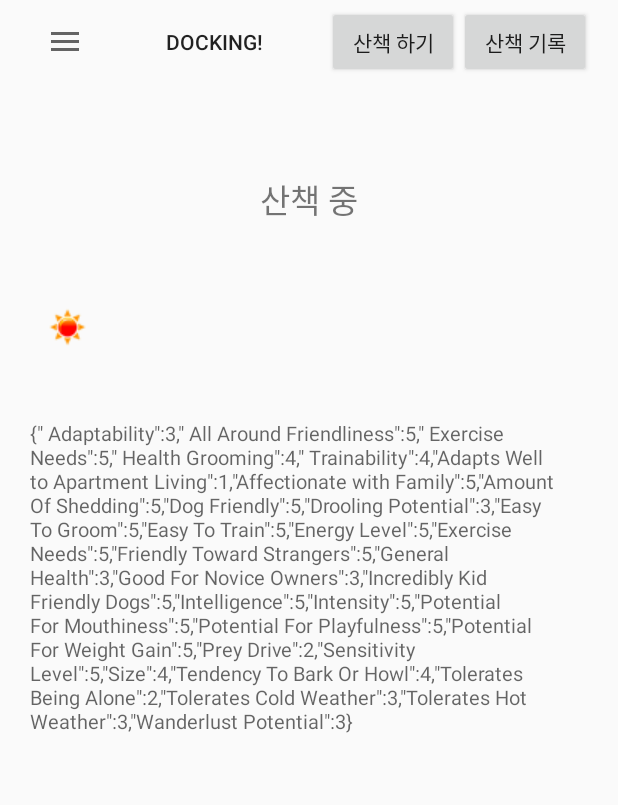
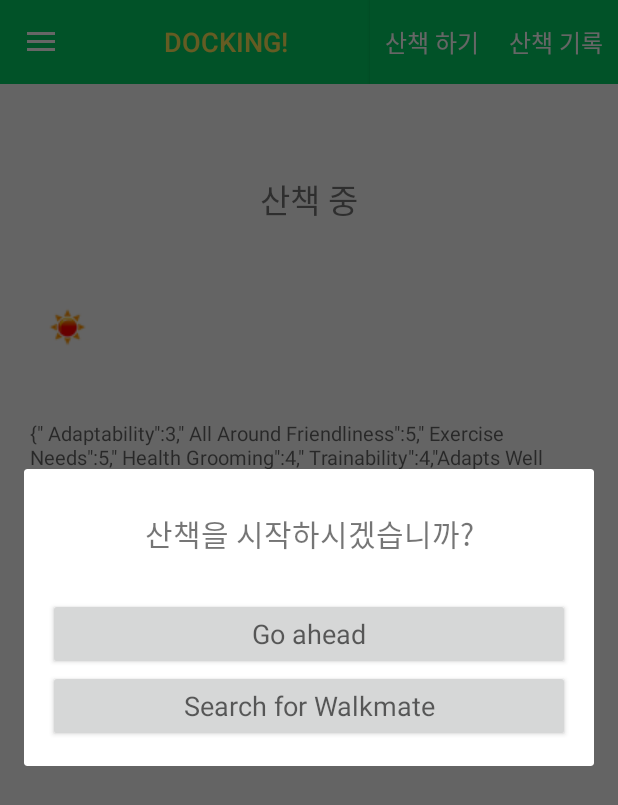
Before and after one commit to skkuse/2019spring_42class_team4, an Android app: the fragment nowWalking placed in its activity, on a phone screen of 412 x 824 dp. Shown: the top 805 px of the screen. Run offline under Robolectric (Android 15) with nearby library versions, the phone set to English and light mode, and no system bars; our stand-ins replace Firebase (no records; nobody signed in at launch, a user with empty details on screens opened directly); 14 statements that could not run were skipped.

Commit message:
0603 enableGPS matchingSystemUI

```diff
--- /dev/null
+++ b/docking/app/src/main/java/com/example/docking_milkyway/GPSHelper.java
@@ -0,0 +1,140 @@
+package com.example.docking_milkyway;
+
+import android.Manifest;
+import android.app.Service;
+import android.content.Context;
+import android.content.Intent;
+import android.content.pm.PackageManager;
+import android.location.Location;
+import android.location.LocationListener;
+import android.location.LocationManager;
+import android.os.Bundle;
+import android.os.IBinder;
+import android.support.v4.app.ActivityCompat;
+import android.support.v4.content.ContextCompat;
+import android.util.Log;
+import android.widget.Toast;
+
+public class GPSHelper extends Service implements LocationListener {
+    private final Context Gcontext;
+    Location loca = new Location("dummyProvide");
+    protected LocationManager locaManager;
+
+    boolean isGpsEnabled = false;
+    boolean isNetEnabled = false;
+    int hasFineLocationPermission;
+    int hasCoarseLocationPermission;
+    public static final long MIN_DISTANCE_CHANGE_FOR_UPDATES = 1000;
+    public static final long MIN_TIME_UPDATES = 1000 * 60 * 1;
+
+    public double lat;    // 위도
+    public double lon;    // 경도
+
+   public GPSHelper(Context context, LocationManager locationManager){
+        this.Gcontext = context;
+        this.locaManager = locationManager;
+
+        getlocation();
+    }
+
+    public Location getlocation() {
+
+        try {
+            isGpsEnabled = locaManager.isProviderEnabled(LocationManager.GPS_PROVIDER);
+            if (isGpsEnabled) {
+                Log.d("상아", "getlocation : GPS 사용가능" + isGpsEnabled);    }
+            else{
+                Log.d("상아", "getlocation : GPS 사용불가" + isGpsEnabled);
+            }
+
+            isNetEnabled = locaManager.isProviderEnabled(LocationManager.NETWORK_PROVIDER);
+            if (isNetEnabled) {
+                Log.d("상아", "getlocation : NET 사용가능" + isNetEnabled);    }
+            else{
+                Log.d("상아", "getlocation : NET 사용불가" + isNetEnabled);
+            }
+
+            // check network & gps
+            if (!isGpsEnabled && !isNetEnabled) {
+                // 네트워크 gps 모두 안되는 경우
+                Log.d("상아","getlocation :현재 위치 정보를 받아올 수 없습니다.");
+                Toast.makeText(Gcontext.getApplicationContext(), "현재 위치 정보를 받아올 수 없습니다.", Toast.LENGTH_LONG).show();
+                return null;
+            }
+
+
+
+        } catch (Exception e) {
+            e.printStackTrace();
+            Log.d("상아", "getlocation : 퍼미션 실패");
+            return null;
+        }
+
+        try {
+            // if Net Enabled - get location using Net
+            if (isNetEnabled) {
+                locaManager.requestLocationUpdates(locaManager.NETWORK_PROVIDER, MIN_TIME_UPDATES, MIN_DISTANCE_CHANGE_FOR_UPDATES, this);
+                if (locaManager != null) {
+                    loca = locaManager.getLastKnownLocation(LocationManager.NETWORK_PROVIDER);
+                    Log.d("상아", "getlocation :네트워크로 위치정보 가져오기 성공");
+                    if (loca != null) {
+                        lat = loca.getLatitude();
+                        lon = loca.getLongitude();
+                        Log.d("상아", "getlocation :lat : "+lat+" / lon : "+lon);
+                    }
+                }
+            }
+
+            // else if gps Enabled = get location using Gps
+            else if (isGpsEnabled) {
+                locaManager.requestLocationUpdates(LocationManager.GPS_PROVIDER, MIN_TIME_UPDATES, MIN_DISTANCE_CHANGE_FOR_UPDATES, this);
+                if (locaManager != null) {
+                    loca = locaManager.getLastKnownLocation(LocationManager.GPS_PROVIDER);
+                    Log.d("상아", "getlocation :GPS로 위치정보 가져오기 성공");
+                    if (loca != null) {
+                        lat = loca.getLatitude();
+                        lon = loca.getLongitude();
+                        Log.d("상아", "getlocation :lat : "+lat+" / lon : "+lon);
+                    }
+                }
+            }
+
+        } catch (SecurityException se ){
+            Log.d("상아", "getlocation : secu Exception");
+
+        } catch (Exception e) {
+            e.printStackTrace();
+            Log.d("상아", "getlocation : Location setting 실패");
+            Log.d("상아"," : "+e.toString());
+            return null;
+        }
+        return loca;
+    }
+
+    public double getLatitude() {
+        if(loca != null)    {   lat = loca.getLatitude();   }
+        return lat;
+    }
+
+    public double getLongitude() {
+       if(loca != null)     {   lon = loca.getLongitude();  }
+       return lon;
+   }
+
+    @Override
+    public IBinder onBind(Intent intent) {  return null;    }
+
+    @Override
+    public void onLocationChanged(Location location) {}
+
+    @Override
+    public void onStatusChanged(String provider, int status, Bundle extras) {}
+
+    @Override
+    public void onProviderEnabled(String provider) {}
+
+    @Override
+    public void onProviderDisabled(String provider) {}
+
+
+}
--- a/docking/app/src/main/java/com/example/docking_milkyway/nowWalking.java
+++ b/docking/app/src/main/java/com/example/docking_milkyway/nowWalking.java
@@ -1,21 +1,49 @@
 package com.example.docking_milkyway;
 
+import android.Manifest;
 import android.annotation.SuppressLint;
+import android.app.AlertDialog;
 import android.app.Fragment;
+import android.content.BroadcastReceiver;
+import android.content.ComponentName;
+import android.content.ContentResolver;
 import android.content.Context;
+import android.content.DialogInterface;
+import android.content.Intent;
+import android.content.IntentFilter;
+import android.content.IntentSender;
+import android.content.ServiceConnection;
+import android.content.SharedPreferences;
+import android.content.pm.ApplicationInfo;
+import android.content.pm.PackageManager;
+import android.content.res.AssetManager;
+import android.content.res.Configuration;
+import android.content.res.Resources;
+import android.database.DatabaseErrorHandler;
+import android.database.sqlite.SQLiteDatabase;
+import android.graphics.Bitmap;
 import android.graphics.drawable.Drawable;
 import android.location.Location;
 import android.location.LocationListener;
 import android.location.LocationManager;
 import android.net.ConnectivityManager;
+import android.net.Uri;
 import android.os.AsyncTask;
+import android.os.Build;
 import android.os.Bundle;
+import android.os.Handler;
+import android.os.Looper;
+import android.os.UserHandle;
 import android.support.annotation.Nullable;
+import android.support.annotation.RequiresApi;
+import android.support.v4.app.ActivityCompat;
 import android.support.v4.content.ContextCompat;
 import android.util.Log;
+import android.view.Display;
 import android.view.LayoutInflater;
 import android.view.View;
 import android.view.ViewGroup;
+import android.widget.Button;
 import android.widget.ProgressBar;
 import android.widget.TextView;
 import android.widget.Toast;
@@ -24,6 +52,10 @@ import org.json.JSONArray;
 import org.json.JSONException;
 import org.json.JSONObject;
 
+import java.io.File;
+import java.io.FileInputStream;
+import java.io.FileNotFoundException;
+import java.io.FileOutputStream;
 import java.io.IOException;
 import java.io.InputStream;
 import java.io.UnsupportedEncodingException;
@@ -33,6 +65,13 @@ import java.util.Date;
 import java.util.Locale;
 
 public class nowWalking extends Fragment {
+    // nowWalk : 산책중이 아닐 경우 false, 산책중인 경우 true
+    boolean isNowWalking = false;
+
+    // static var : save itself
+    public static nowWalking nowW;
+
+
     View view;
     Context context;
 
@@ -44,34 +83,50 @@ public class nowWalking extends Fragment {
     double lon = 126.98;
     String openWeatherMapApiKey = "0ee1e074bf0ef21fc295ffb1a78461d2";
 
-    // variables : about GPS connection
-    LocationManager locationManager;
-    Location location;
-    boolean isGpsEnabled = false;
-    boolean isGetLocation = false;
-    public static final long MIN_DISTANCE_CHANGE_FOR_UPDATES = 1000;
-    public static final long MIN_TIME_UPDATES = 1000 * 60 * 1;
+    LocationManager locaManager;
+    final int REQUEST_PERMISSION_ACCESS_FINE_LOCATION = 225;
+
 
     // variable : 견종
     // 테스트값입니다 이후에 userDB에서 가져오는 형식으로 수정하겠습니다 0531상아
     String dogSpecies = "Labrador Retriever";
 
+    @RequiresApi(api = Build.VERSION_CODES.O)
+    @SuppressLint("MissingPermission")
     @Override
     public void onCreate(Bundle savedInstanceState) {
         super.onCreate(savedInstanceState);
 
-        // load location
-        location = getLocation();
-        if (location != null) {
-            lat = location.getLatitude();
-            lon = location.getLongitude();
-            Log.d("상아", "lat : "+String.valueOf(lat)+" / lon : "+String.valueOf(lon));
+        // static var : save itself
+        nowW = nowWalking.this;
+
+        if (!isNowWalking){
+            // 매칭할지 여부를 묻는 과정을 거침
+            askforMatch();
         }
 
+        // init locationManager and check permission
+        locaManager = (LocationManager) getActivity().getSystemService(Context.LOCATION_SERVICE);
 
+        if (getActivity().checkSelfPermission( Manifest.permission.ACCESS_FINE_LOCATION ) != PackageManager.PERMISSION_GRANTED) {
+            requestPermissions(new String[]{Manifest.permission.ACCESS_FINE_LOCATION }, REQUEST_PERMISSION_ACCESS_FINE_LOCATION);
+        } else {
+            Log.d("상아", "nowWalk : fine location permission : granted" );
+        }
 
+        if (getActivity().checkSelfPermission( Manifest.permission.ACCESS_COARSE_LOCATION ) != PackageManager.PERMISSION_GRANTED) {
+            requestPermissions(new String[]{Manifest.permission.ACCESS_COARSE_LOCATION }, REQUEST_PERMISSION_ACCESS_FINE_LOCATION);
+        } else {
+            Log.d("상아", "nowWalk : coarse location permission : granted" );
+        }
 
+        // load location
+        GPSHelper gpsHelper = new GPSHelper(context, locaManager);
+        lat = gpsHelper.getLatitude();
+        lon = gpsHelper.getLongitude();
+        Log.d("상아", "nowWalk : lat : "+lat+" / lon : "+lon);
     }
+
     @Nullable
     @Override
     public View onCreateView(LayoutInflater inflater, @Nullable ViewGroup container, Bundle savedInstanceState) {
@@ -94,14 +149,47 @@ public class nowWalking extends Fragment {
         // String ArrayList로 받아서 일단 프린트만 했습니다
         String dogAttriArray = getDogAttribute(dogSpecies);
         String tmpStr=dogAttriArray;
-      /*  for (String s : dogAttriArray){
-            tmpStr = tmpStr + s + "\t";
-        }*/
-        Log.d("상아","finished string : "+tmpStr);
+
+        Log.d("상아","nowWalk : finished string : "+tmpStr);
         dogAttribute.setText(tmpStr);
 
+        return view;
+    }
 
-        return view;
+    // 산책 시작하기
+    @RequiresApi(api = Build.VERSION_CODES.O)
+    void askforMatch()
+    {
+        AlertDialog.Builder builder = new AlertDialog.Builder(getActivity());
+        LayoutInflater inflater = getLayoutInflater();
+        View view = inflater.inflate(R.layout.start_walking, null);
+        builder.setView(view);
+        final Button alonePlz = (Button) view.findViewById(R.id.alonePlz);
+        final Button matchPlz = (Button) view.findViewById(R.id.matchPlz);
+
+        final AlertDialog dialog = builder.create();
+        dialog.show();
+        alonePlz.setOnClickListener(new View.OnClickListener() {
+            public void onClick(View v) {
+                Toast.makeText(context.getApplicationContext(), "바로 산책을 시작합니다.", Toast.LENGTH_SHORT).show();
+                isNowWalking = true;
+                dialog.dismiss();
+
+            }
+        });
+        matchPlz.setOnClickListener(new View.OnClickListener() {
+            public void onClick(View v) {
+                Toast.makeText(context.getApplicationContext(), "산책메이트 매칭을 시작합니다.", Toast.LENGTH_SHORT).show();
+                isNowWalking = true;
+                dialog.dismiss();
+                // start matching process
+                Intent intent = new Intent(getActivity(), Matching.class);
+                startActivity(intent);
+
+
+            }
+        });
+
     }
 
     // 네트워크 연결상태 체크
@@ -116,48 +204,12 @@ public class nowWalking extends Fragment {
             downloadWeather task = new downloadWeather();
             task.execute(URL);
         } else {
-            Log.d("상아","네트워크 사용이 불가하여 날씨정보를 받아오지 못함");
+            Log.d("상아","loadWeather : 네트워크 사용이 불가하여 날씨정보를 받아오지 못했습니다.");
         }
     }
 
-    // gps가 켜져있을경우 위치정보를 받아와서 기존 위치에 덧씌움
-    // 현재 작동하지 않음0531 - 이후 수정하도록 하겠습니다!
-    @SuppressLint("MissingPermission")
-    public Location getLocation(){
-        try{
-            locationManager = (LocationManager)context.getSystemService(Context.LOCATION_SERVICE);
-            // GPS 사용 가능한지 알아오기
-            isGpsEnabled = locationManager.isProviderEnabled(LocationManager.GPS_PROVIDER);
 
-            // gps 사용 불가한 경우
-            if (!isGpsEnabled){
-                Toast.makeText(context.getApplicationContext(), "GPS를 사용할 수 없어 현재 날씨 정보를 받아올 수 없습니다.", Toast.LENGTH_LONG).show();
-            }
-            // gps 사용 가능한 경우
-            else {
-                Log.d("상아","get weatherinfo from GPS");
-                locationManager.requestLocationUpdates(LocationManager.GPS_PROVIDER, MIN_TIME_UPDATES, MIN_DISTANCE_CHANGE_FOR_UPDATES, locationListener );
-                location = locationManager.getLastKnownLocation(LocationManager.NETWORK_PROVIDER);
-                Log.d("상아","get weatherinfo from GPS success");
-            }
-        } catch (Exception e) {
-            e.printStackTrace();
-            Log.d("상아", "exception occur : during get gps location");
-        }
-        return location;
-    }
-
-    private LocationListener locationListener = new LocationListener() {
-        @Override
-        public void onLocationChanged(Location location) {      loadWeather(location.getLatitude(), location.getLongitude());   }
-        @Override
-        public void onStatusChanged(String provider, int status, Bundle extras) {}
-        @Override
-        public void onProviderEnabled(String provider) {}
-        @Override
-        public void onProviderDisabled(String provider) {}
-    };
-
+    // 반려견의 견종으로 관련 정보들을 받아온다
     public String getDogAttribute(String DogSpecies){
         String json = null;
         ArrayList<String> dogAttribute = new ArrayList<String>();
@@ -170,25 +222,25 @@ public class nowWalking extends Fragment {
             is.read(buffer);
             is.close();
             json = new String(buffer, "UTF-8");
-            Log.d("상아","get dog.json from asset");
+            Log.d("상아","getDotAttri : get dog.json from asset");
 
             // make json object
             JSONObject obj = new JSONObject(json);
             // 해당하는 견종의 정보를 받아옴
             String dogArray = obj.getJSONObject("dog_breeds").getString(DogSpecies);
-            Log.d("상아","get info of test dogspecies");
+            Log.d("상아","getDotAttri : get info of test dogspecies");
 
             return dogArray;
         } catch (UnsupportedEncodingException e1) {
             e1.printStackTrace();
-            Log.d("상아","unsupported encoding");
+            Log.d("상아","getDotAttri : unsupported encoding");
         } catch (IOException ex) {
             ex.printStackTrace();
-            Log.d("상아","io exception");
+            Log.d("상아","getDotAttri : io exception");
 
         } catch (JSONException e) {
             e.printStackTrace();
-            Log.d("상아","json  exception");
+            Log.d("상아","getDotAttri : json  exception");
         }
         return "error";
 
@@ -272,7 +324,7 @@ public class nowWalking extends Fragment {
                 loader.setVisibility(View.GONE);
 
             } catch (JSONException e) {
-                Toast.makeText(context.getApplicationContext(), "Error, Check City", Toast.LENGTH_SHORT).show();
+                Toast.makeText(context.getApplicationContext(), "날씨 정보를 받아오지 못했습니다.", Toast.LENGTH_SHORT).show();
             }
         }
 
--- a/docking/app/src/main/res/layout/activity_main.xml
+++ b/docking/app/src/main/res/layout/activity_main.xml
@@ -15,29 +15,52 @@
 
         <android.support.v7.widget.Toolbar
             android:id="@+id/toolbar"
-            android:layout_width="50dp"
+            android:layout_width="0dp"
+            android:layout_gravity="left"
             android:layout_height="?attr/actionBarSize"
+            android:layout_weight="2"
+            android:background="@color/colorPrimaryMid"
+            android:theme="@style/ThemeOverlay.AppCompat.Dark.ActionBar"
             app:popupTheme="@style/AppTheme.PopupOverlay" />
 
 
         <Button
-            android:layout_width="150dp"
-            android:layout_height="wrap_content"
+            android:layout_width="0dp"
+            android:layout_height="match_parent"
+            android:layout_weight="7"
             android:text="Docking!"
+            android:background="@color/colorPrimaryMid"
+            android:textColor="@color/colorAccent"
+            android:textSize="18sp"
             android:id="@+id/bt1"
             style="?android:attr/borderlessButtonStyle"/>
+
         <Button
-            android:layout_width="wrap_content"
-            android:layout_height="wrap_content"
+            android:layout_width="0dp"
+            android:layout_height="match_parent"
+            android:layout_gravity="right"
+            android:layout_weight="3"
             android:text="산책 하기"
+            android:background="@color/colorPrimaryMid"
+            android:textColor="@color/colorWhite"
+            android:textSize="16sp"
             android:id="@+id/bt2"/>
+
         <Button
-            android:layout_width="wrap_content"
-            android:layout_height="wrap_content"
+            android:layout_width="0dp"
+            android:layout_height="match_parent"
+            android:layout_gravity="right"
+            android:layout_weight="3"
             android:text="산책 기록"
+            android:background="@color/colorPrimaryMid"
+            android:textColor="@color/colorWhite"
+            android:textSize="16sp"
             android:id="@+id/bt3"/>
 
     </LinearLayout>
+
+
+
 
     <FrameLayout
         android:id="@+id/main_frame"
--- /dev/null
+++ b/docking/app/src/main/res/layout/start_walking.xml
@@ -0,0 +1,41 @@
+<?xml version="1.0" encoding="utf-8"?>
+<RelativeLayout xmlns:android="http://schemas.android.com/apk/res/android"
+    android:layout_width="fill_parent"
+    android:layout_height="fill_parent"
+    android:orientation="vertical"
+    android:paddingLeft="16dp"
+    android:paddingRight="16dp"
+    android:paddingTop="16dp"
+    android:paddingBottom="16dp">
+
+    <TextView
+        android:id="@+id/title"
+        android:layout_width="221dp"
+        android:layout_height="54dp"
+        android:layout_centerHorizontal="true"
+        android:layout_marginBottom="16dp"
+        android:textSize="20sp"
+        android:gravity="center"
+        android:text="산책을 시작하시겠습니까?" />
+
+    <Button
+        android:layout_below="@+id/title"
+        android:id="@+id/alonePlz"
+        android:layout_width="match_parent"
+        android:layout_height="wrap_content"
+        android:text="Go ahead"
+        android:textAppearance="?android:attr/textAppearanceMedium" />
+
+    <Button
+        android:layout_below="@+id/alonePlz"
+        android:id="@+id/matchPlz"
+        android:layout_width="match_parent"
+        android:layout_height="wrap_content"
+        android:text="Search for Walkmate"
+        android:textAppearance="?android:attr/textAppearanceMedium" />
+
+
+
+
+
+</RelativeLayout>
--- a/docking/app/src/main/res/values/colors.xml
+++ b/docking/app/src/main/res/values/colors.xml
@@ -1,6 +1,8 @@
 <?xml version="1.0" encoding="utf-8"?>
 <resources>
     <color name="colorPrimary">#36E665</color>
-    <color name="colorPrimaryDark">#0AA247</color>
+    <color name="colorPrimaryMid">#02CE64</color>
+    <color name="colorPrimaryDark">#017731</color>
     <color name="colorAccent">#FDE659</color>
+    <color name="colorWhite">#FFFFFF</color>
 </resources>
--- a/docking/app/src/main/res/values/styles.xml
+++ b/docking/app/src/main/res/values/styles.xml
@@ -6,6 +6,10 @@
         <item name="colorPrimary">@color/colorPrimary</item>
         <item name="colorPrimaryDark">@color/colorPrimaryDark</item>
         <item name="colorAccent">@color/colorAccent</item>
+        <item name="android:statusBarColor">#02CE64</item>
+
+
+
     </style>
 
     <style name="AppTheme.NoActionBar">
```
Also changed, not shown: docking/app/src/main/AndroidManifest.xml (+8 -0 lines), docking/app/src/main/java/com/example/docking_milkyway/Matching.java (added, +100 -0 lines), docking/app/src/main/res/layout/accept_matched_mate.xml (added, +52 -0 lines), docking/app/src/main/res/layout/matching.xml (added, +25 -0 lines).
